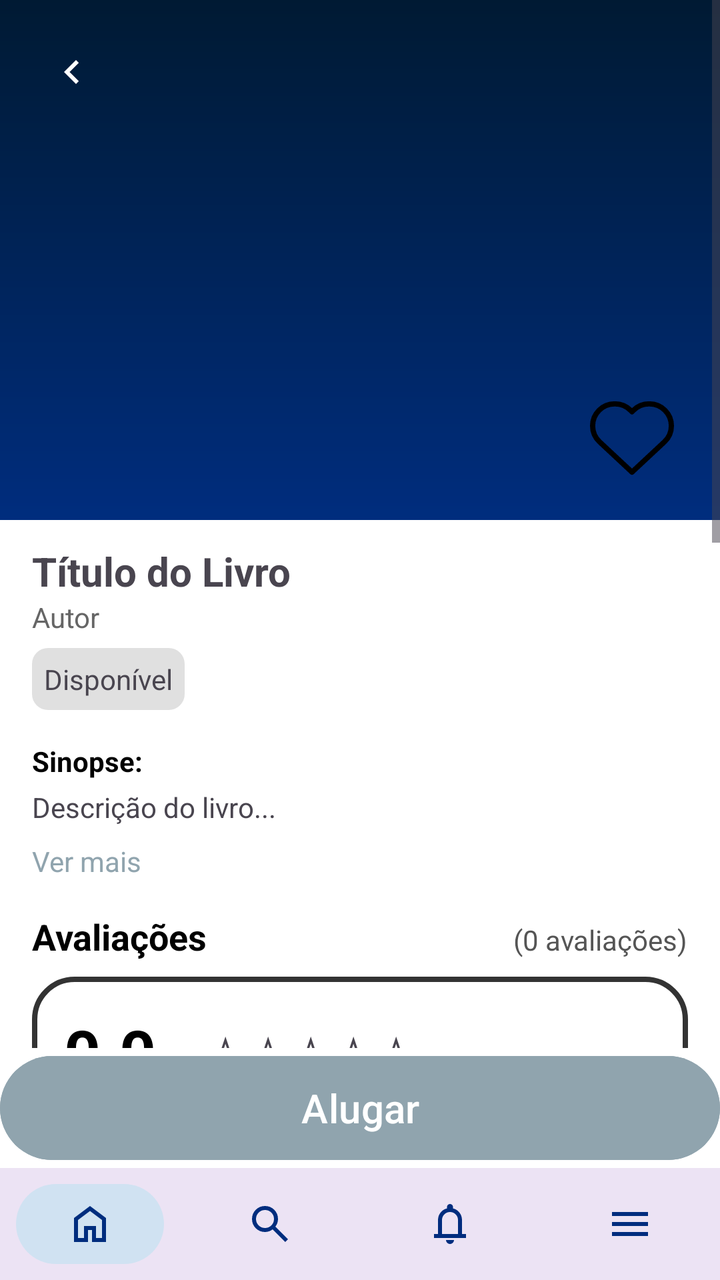
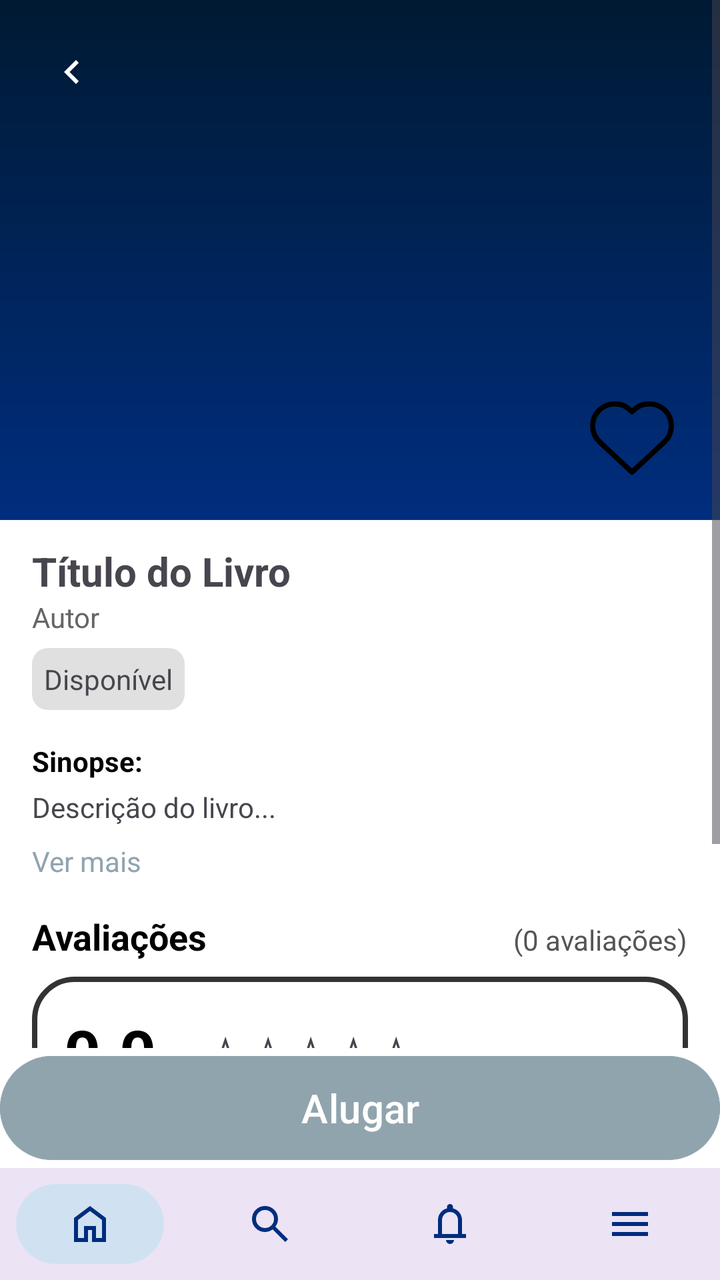

An Android layout rendered at two revisions. The XML below is the earlier revision; the diff shows what the commit changed to produce the second picture.
<!-- AndroidManifest.xml: application theme Theme.Bibliotecaapp -->
<!-- res/layout/tela_livro.xml -->
<?xml version="1.0" encoding="utf-8"?>
<LinearLayout
    xmlns:android="http://schemas.android.com/apk/res/android"
    xmlns:app="http://schemas.android.com/apk/res-auto"
    xmlns:tools="http://schemas.android.com/tools"
    android:layout_width="match_parent"
    android:layout_height="match_parent"
    android:orientation="vertical"
    android:background="#FFFFFF">

    
    <ScrollView
        android:layout_width="match_parent"
        android:layout_height="0dp"
        android:layout_weight="1">

        <LinearLayout
            android:layout_width="match_parent"
            android:layout_height="wrap_content"
            android:orientation="vertical">

            
            <androidx.constraintlayout.widget.ConstraintLayout
                android:layout_width="match_parent"
                android:layout_height="260dp"
                android:background="@drawable/background_header">

                
                <ImageButton
                    android:id="@+id/btnVoltar"
                    android:layout_width="40dp"
                    android:layout_height="40dp"
                    android:layout_margin="16dp"
                    android:background="?attr/selectableItemBackgroundBorderless"
                    android:src="@drawable/ic_leftarrow"
                    app:layout_constraintTop_toTopOf="parent"
                    app:layout_constraintStart_toStartOf="parent"/>

                
                <ImageView
                    android:id="@+id/imgCapa"
                    android:layout_width="140dp"
                    android:layout_height="200dp"
                    android:scaleType="centerCrop"
                    app:layout_constraintTop_toTopOf="parent"
                    app:layout_constraintBottom_toBottomOf="parent"
                    app:layout_constraintStart_toStartOf="parent"
                    app:layout_constraintEnd_toEndOf="parent"/>


                <ImageButton
                    android:id="@+id/btnCurtir"
                    android:layout_width="56dp"
                    android:layout_height="70dp"
                    android:layout_marginTop="184dp"
                    android:layout_marginEnd="16dp"
                    android:background="?attr/selectableItemBackgroundBorderless"
                    android:src="@drawable/ic_heart"
                    app:layout_constraintEnd_toEndOf="parent"
                    app:layout_constraintTop_toTopOf="parent" />

            </androidx.constraintlayout.widget.ConstraintLayout>

            
            <TextView
                android:id="@+id/txtTitulo"
                android:layout_width="match_parent"
                android:layout_height="wrap_content"
                android:text="Título do Livro"
                android:textStyle="bold"
                android:textSize="20sp"
                android:paddingStart="16dp"
                android:paddingTop="12dp"/>

            
            <TextView
                android:id="@+id/txtAutor"
                android:layout_width="match_parent"
                android:layout_height="wrap_content"
                android:text="Autor"
                android:textColor="#666"
                android:paddingStart="16dp"/>

            
            <TextView
                android:id="@+id/txtStatus"
                android:layout_width="wrap_content"
                android:layout_height="wrap_content"
                android:text="Disponível"
                android:padding="6dp"
                android:layout_marginStart="16dp"
                android:layout_marginTop="6dp"
                android:background="@drawable/bg_status"/>

            
            <TextView
                android:layout_width="match_parent"
                android:layout_height="wrap_content"
                android:text="Sinopse:"
                android:textStyle="bold"
                android:paddingStart="16dp"
                android:paddingTop="16dp"
                android:paddingEnd="16dp"
                android:textColor="@color/black"/>

            <TextView
                android:id="@+id/txtDescricao"
                android:layout_width="match_parent"
                android:layout_height="wrap_content"
                android:text="Descrição do livro..."
                android:maxLines="4"
                android:ellipsize="end"
                android:paddingStart="16dp"
                android:paddingEnd="16dp"
                android:paddingTop="4dp"
                android:paddingBottom="8dp"/>

            <TextView
                android:id="@+id/btnVerMais"
                android:layout_width="wrap_content"
                android:layout_height="wrap_content"
                android:text="Ver mais"
                android:textColor="@color/padrao_app"
                android:paddingStart="16dp"/>

            
            <include
                android:id="@+id/layoutResumo"
                layout="@layout/layout_resumo_avaliacao" />

            
            <include
                android:id="@+id/avaliacao1"
                layout="@layout/item_avaliacao" />

            <include
                android:id="@+id/avaliacao2"
                layout="@layout/item_avaliacao" />

            
            <TextView
                android:id="@+id/txtSemAvaliacoes"
                android:layout_width="match_parent"
                android:layout_height="wrap_content"
                android:text="Nenhuma avaliação ainda. Seja o primeiro a avaliar!"
                android:padding="16dp"
                android:visibility="gone"/>

            
            <LinearLayout
                android:layout_width="match_parent"
                android:layout_height="wrap_content"
                android:orientation="horizontal"
                android:layout_marginHorizontal="16dp"
                android:layout_marginTop="8dp"
                android:layout_marginBottom="8dp">

                <Button
                    android:id="@+id/btnAvaliar"
                    android:layout_width="0dp"
                    android:layout_height="wrap_content"
                    android:layout_weight="1"
                    android:text="Avaliar"
                    android:layout_marginEnd="8dp"
                    android:backgroundTint="@color/padrao_app"
                    android:textColor="#FFFFFF"/>

                <Button
                    android:id="@+id/btnVerAvaliacoes"
                    android:layout_width="0dp"
                    android:layout_height="wrap_content"
                    android:layout_weight="1"
                    android:text="Ver mais avaliações"
                    android:backgroundTint="@color/padrao_app"
                    android:textColor="#FFFFFF"/>

            </LinearLayout>

        </LinearLayout>
    </ScrollView>

    
    <Button
        android:id="@+id/btnAlugar"
        android:layout_width="match_parent"
        android:layout_height="60dp"
        android:text="Alugar"
        android:textSize="20sp"
        android:backgroundTint="@color/padrao_app"
        android:textColor="#FFFFFF"/>
    <include layout="@layout/navbar_layout"/>
</LinearLayout>
<!-- res/layout/layout_resumo_avaliacao.xml (included above) -->
<?xml version="1.0" encoding="utf-8"?>
<LinearLayout xmlns:android="http://schemas.android.com/apk/res/android"
    android:layout_width="match_parent"
    android:layout_height="wrap_content"
    android:orientation="vertical"
    android:padding="16dp">

    <RelativeLayout
        android:layout_width="match_parent"
        android:layout_height="wrap_content"
        android:layout_marginBottom="8dp">

        <TextView
            android:id="@+id/lblTituloAvaliacoes"
            android:layout_width="wrap_content"
            android:layout_height="wrap_content"
            android:text="Avaliações"
            android:textSize="18sp"
            android:textColor="#000000"
            android:textStyle="bold"
            android:layout_alignParentStart="true"/>

        <TextView
            android:id="@+id/txtTotalAvaliacoes"
            android:layout_width="wrap_content"
            android:layout_height="wrap_content"
            android:text="(0 avaliações)"
            android:textColor="#555555"
            android:layout_alignParentEnd="true"
            android:layout_alignBaseline="@id/lblTituloAvaliacoes"/>
    </RelativeLayout>

    <LinearLayout
        android:layout_width="match_parent"
        android:layout_height="wrap_content"
        android:orientation="horizontal"
        android:background="@drawable/bg_moldura_avaliacao"
        android:padding="16dp"
        android:gravity="center_vertical">

        <TextView
            android:id="@+id/txtMedia"
            android:layout_width="wrap_content"
            android:layout_height="wrap_content"
            android:text="0.0"
            android:textSize="32sp"
            android:textColor="#000000"
            android:textStyle="bold"
            android:layout_marginEnd="24dp"/>

        <TextView
            android:id="@+id/txtEstrelasMedia"
            android:layout_width="wrap_content"
            android:layout_height="wrap_content"
            android:text="☆☆☆☆☆"
            android:textSize="24sp" />

    </LinearLayout>

</LinearLayout>
<!-- res/layout/item_avaliacao.xml (included above) -->
<?xml version="1.0" encoding="utf-8"?>
<LinearLayout
    xmlns:android="http://schemas.android.com/apk/res/android"
    xmlns:app="http://schemas.android.com/apk/res-auto"
    android:layout_width="match_parent"
    android:layout_height="wrap_content"
    android:orientation="vertical"
    android:padding="16dp"
    android:background="@drawable/bg_comentario"
    android:layout_margin="8dp">

    
    <LinearLayout
        android:layout_width="match_parent"
        android:layout_height="wrap_content"
        android:orientation="horizontal">

        <TextView android:id="@+id/txtNomeUsuario"
            android:layout_width="0dp"
            android:layout_height="wrap_content"
            android:layout_weight="1"
            android:text="Usuário"
            android:textStyle="bold"/>

        <TextView
            android:id="@+id/txtData"
            android:layout_width="wrap_content"
            android:layout_height="wrap_content"
            android:text="24/07/2025"
            android:textColor="#777"
            android:textSize="12sp" />
    </LinearLayout>

    
    <TextView
        android:id="@+id/txtEstrelas"
        android:layout_width="wrap_content"
        android:layout_height="wrap_content"
        android:text="⭐⭐⭐⭐☆"
        android:textSize="14sp"
        android:layout_marginTop="4dp"/>

    
    <TextView
        android:id="@+id/txtTituloAvaliacao"
        android:layout_width="match_parent"
        android:layout_height="wrap_content"
        android:text="Título da Avaliação"
        android:textStyle="bold"
        android:textColor="#000"
        android:layout_marginTop="8dp"/>

    
    <TextView
        android:id="@+id/txtComentario"
        android:layout_width="match_parent"
        android:layout_height="wrap_content"
        android:text="Esse é um resenha..."
        android:textColor="#555"
        android:layout_marginTop="4dp"/>

    
    <RelativeLayout
        android:layout_width="match_parent"
        android:layout_height="wrap_content"
        android:layout_marginTop="12dp">

        <ImageButton
            android:id="@+id/btnCurtir"
            android:layout_width="28dp"
            android:layout_height="28dp"
            android:layout_alignParentStart="true"
            android:layout_centerVertical="true"
            android:background="?attr/selectableItemBackgroundBorderless"
            android:src="@drawable/ic_heart"
            android:scaleType="fitCenter"/>

        <TextView
            android:id="@+id/txtCurtidas"
            android:layout_width="wrap_content"
            android:layout_height="wrap_content"
            android:layout_toEndOf="@id/btnCurtir"
            android:layout_centerVertical="true"
            android:layout_marginStart="4dp"
            android:text="0"
            android:textColor="#555"
            android:textSize="12sp"/>

        <TextView
            android:id="@+id/btnDenunciar"
            android:layout_width="wrap_content"
            android:layout_height="wrap_content"
            android:layout_alignParentEnd="true"
            android:layout_centerVertical="true"
            android:text="Denunciar"
            android:textColor="@color/padrao_app"
            android:textSize="12sp"/>
    </RelativeLayout>

</LinearLayout>
<!-- res/layout/navbar_layout.xml (included above) -->
<?xml version="1.0" encoding="utf-8"?>
<com.google.android.material.bottomnavigation.BottomNavigationView
    xmlns:android="http://schemas.android.com/apk/res/android"
    xmlns:app="http://schemas.android.com/apk/res-auto"

    android:id="@+id/bottomNav"
    style="@style/NavBar"
    android:layout_width="match_parent"
    android:layout_height="wrap_content"

    app:menu="@menu/bottom_menu"/>
<!-- resources referenced by this layout -->
<resources>
  <color name="black">#FF000000</color>
  <color name="padrao_app">#90A4AE</color>
  <!-- drawable background_header (drawable) -->
  <?xml version="1.0" encoding="utf-8"?>
  <shape xmlns:android="http://schemas.android.com/apk/res/android">
  
      <gradient
          android:type="linear"
          android:angle="270"
          android:startColor="#001A33"
          android:endColor="#002D7E" />
  
      <corners android:radius="0dp" />
  
  </shape>
  <!-- drawable bg_comentario (drawable) -->
  <shape xmlns:android="http://schemas.android.com/apk/res/android">
      <solid android:color="#FFFFFF"/>
      <corners android:radius="12dp"/>
      <stroke android:width="1dp" android:color="#DDD"/>
  </shape>
  <!-- drawable bg_moldura_avaliacao (drawable) -->
  <?xml version="1.0" encoding="utf-8"?>
  <shape xmlns:android="http://schemas.android.com/apk/res/android">
      <solid android:color="#FFFFFF"/>
      <corners android:radius="20dp"/>
      <stroke android:width="2.5dp" android:color="#333333"/>
  </shape>
  <!-- drawable bg_status (drawable) -->
  <?xml version="1.0" encoding="utf-8"?>
  <shape xmlns:android="http://schemas.android.com/apk/res/android">
      <solid android:color="#E0E0E0"/>
      <corners android:radius="8dp"/>
  </shape>
  <!-- drawable ic_heart (drawable) -->
  <vector xmlns:android="http://schemas.android.com/apk/res/android"
      android:height="42dp"
      android:viewportHeight="32"
      android:viewportWidth="32"
      android:width="42dp">
  
      <path
          android:fillColor="#00000000"
          android:strokeColor="#000000"
          android:strokeLineJoin="round"
          android:strokeWidth="2"
          android:pathData="M28.343,17.48L16,29L3.657,17.48C1.962,15.898 1,13.684 1,11.365v0C1,6.745 4.745,3 9.365,3h0.17c2.219,0 4.346,0.881 5.915,2.45L16,6l0.55,-0.55C18.119,3.881 20.246,3 22.465,3h0.17C27.255,3 31,6.745 31,11.365v0C31,13.684 30.038,15.898 28.343,17.48z"/>
  
  </vector>
  <!-- drawable ic_leftarrow (drawable) -->
  <vector xmlns:android="http://schemas.android.com/apk/res/android"
      android:width="24dp"
      android:height="24dp"
      android:viewportWidth="960"
      android:viewportHeight="960">
    <path
        android:pathData="M560,720 L320,480l240,-240 56,56 -184,184 184,184 -56,56Z"
        android:fillColor="#FFFFFF"/>
  </vector>
  <style name="NavBar" parent="Widget.MaterialComponents.BottomNavigationView">
          <item name="itemBackground">@drawable/nav_item_background</item>
          <item name="itemRippleColor">@android:color/transparent</item>
          <item name="itemIconTint">#002D7E</item>
          <item name="itemTextColor">@null</item>
          <item name="labelVisibilityMode">unlabeled</item>
      </style>
  <style name="Theme.Bibliotecaapp" parent="Base.Theme.Bibliotecaapp" />
  <!-- drawable nav_item_background (drawable) -->
  <?xml version="1.0" encoding="utf-8"?>
  <selector xmlns:android="http://schemas.android.com/apk/res/android">
  
      
      <item android:state_checked="true">
          <inset
              android:insetLeft="8dp"
              android:insetRight="8dp"
              android:insetTop="8dp"
              android:insetBottom="8dp">
  
              <shape android:shape="rectangle">
                  <solid android:color="#D0E2F2"/>
                  <corners android:radius="100dp"/>
              </shape>
  
          </inset>
      </item>
  
      
      <item>
          <color android:color="@android:color/transparent"/>
      </item>
  
  </selector>
  <style name="Base.Theme.Bibliotecaapp" parent="Theme.Material3.DayNight.NoActionBar">
          
          
      </style>
</resources>

<!-- the commit's change to res/layout/tela_livro.xml (unified diff, before → after) -->
@@ -131,11 +131,18 @@
             
             <include
                 android:id="@+id/avaliacao1"
-                layout="@layout/item_avaliacao" />
+                layout="@layout/item_avaliacao"
+                android:visibility="gone" />
 
             <include
                 android:id="@+id/avaliacao2"
-                layout="@layout/item_avaliacao" />
+                layout="@layout/item_avaliacao"
+                android:visibility="gone" />
+
+            <include
+                android:id="@+id/avaliacao3"
+                layout="@layout/item_avaliacao"
+                android:visibility="gone" />
 
             
             <TextView
